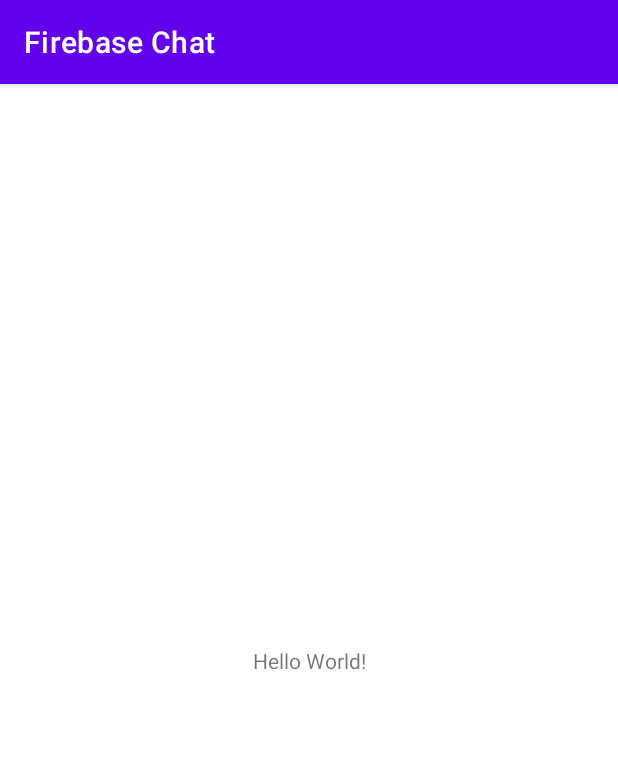
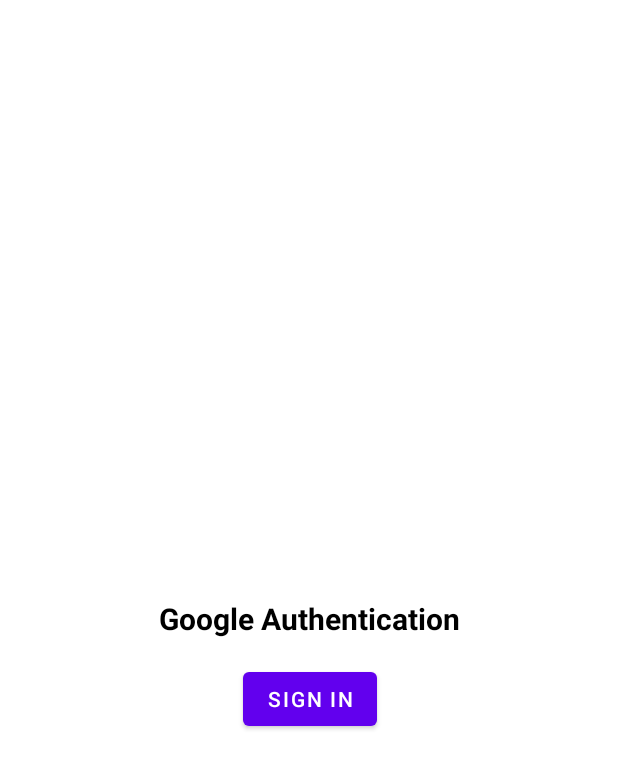
Before and after one commit to VitalyMih/kotlin-firebase-chat, an Android app: the screen it shows after launch (MainActivity before the commit, SignInActivity after it), on a phone screen of 412 x 824 dp. Shown: the top 769 px of the screen. Run offline under Robolectric (Android 15) with nearby library versions, the phone set to English and light mode, and no system bars; our stand-ins replace Firebase (no records; nobody signed in at launch, a user with empty details on screens opened directly).

Commit message:
Create SignInActivity for authentication

```diff
--- a/app/src/main/AndroidManifest.xml
+++ b/app/src/main/AndroidManifest.xml
@@ -12,7 +12,7 @@
         android:theme="@style/Theme.FirebaseChat"
         tools:targetApi="31">
         <activity
-            android:name=".MainActivity"
+            android:name=".SignInActivity"
             android:exported="true">
             <intent-filter>
                 <action android:name="android.intent.action.MAIN" />
@@ -20,6 +20,7 @@
                 <category android:name="android.intent.category.LAUNCHER" />
             </intent-filter>
         </activity>
+        <activity android:name=".MainActivity" />
     </application>
 
 </manifest>
--- a/app/src/main/java/com/example/firebasechat/MainActivity.kt
+++ b/app/src/main/java/com/example/firebasechat/MainActivity.kt
@@ -2,10 +2,13 @@ package com.example.firebasechat
 
 import androidx.appcompat.app.AppCompatActivity
 import android.os.Bundle
+import com.example.firebasechat.databinding.ActivityMainBinding
 
 class MainActivity : AppCompatActivity() {
+    lateinit var binding: ActivityMainBinding
     override fun onCreate(savedInstanceState: Bundle?) {
         super.onCreate(savedInstanceState)
-        setContentView(R.layout.activity_main)
+        binding = ActivityMainBinding.inflate(layoutInflater)
+        setContentView(binding.root)
     }
 }
--- /dev/null
+++ b/app/src/main/java/com/example/firebasechat/SignInActivity.kt
@@ -0,0 +1,66 @@
+package com.example.firebasechat
+
+import android.content.Intent
+import androidx.appcompat.app.AppCompatActivity
+import android.os.Bundle
+import android.util.Log
+import android.view.View
+import androidx.activity.result.ActivityResultLauncher
+import androidx.activity.result.contract.ActivityResultContracts
+import com.example.firebasechat.databinding.ActivitySignInBinding
+import com.google.android.gms.auth.api.signin.GoogleSignIn
+import com.google.android.gms.auth.api.signin.GoogleSignInClient
+import com.google.android.gms.auth.api.signin.GoogleSignInOptions
+import com.google.android.gms.common.api.ApiException
+import com.google.firebase.auth.FirebaseAuth
+import com.google.firebase.auth.GoogleAuthProvider
+import com.google.firebase.auth.ktx.auth
+import com.google.firebase.ktx.Firebase
+
+class SignInActivity : AppCompatActivity() {
+    lateinit var binding: ActivitySignInBinding
+    lateinit var auth: FirebaseAuth
+    lateinit var launcher: ActivityResultLauncher<Intent>
+    override fun onCreate(savedInstanceState: Bundle?) {
+        super.onCreate(savedInstanceState)
+        binding = ActivitySignInBinding.inflate(layoutInflater)
+        setContentView(binding.root)
+        auth = Firebase.auth
+        launcher = registerForActivityResult(ActivityResultContracts.StartActivityForResult()) { result ->
+            val task = GoogleSignIn.getSignedInAccountFromIntent(result.data)
+            try {
+                val account = task.getResult(ApiException::class.java)
+                if (account !== null) {
+                    firebaseAuthWithGoogle(account.idToken!!)
+                }
+            } catch (error: ApiException) {
+                Log.w("My tag", "Api Exception failed", error)
+            }
+        }
+    }
+
+    private fun getGoogleSigInClient(): GoogleSignInClient {
+        val gso = GoogleSignInOptions.Builder(GoogleSignInOptions.DEFAULT_SIGN_IN)
+            .requestIdToken(getString(R.string.default_web_client_id))
+            .requestEmail()
+            .build()
+
+        return GoogleSignIn.getClient(this, gso)
+    }
+
+    private fun firebaseAuthWithGoogle(idToken: String) {
+        val credential = GoogleAuthProvider.getCredential(idToken, null)
+        auth.signInWithCredential(credential).addOnCompleteListener(this) { task ->
+            if (task.isSuccessful) {
+                Log.d("My tag", "signInWithCredential:success")
+            } else {
+                Log.w("My tag", "signInWithCredential:failure", task.exception)
+            }
+        }
+    }
+
+    fun onGoogleAuthButtonClick(view: View) {
+        val signInIntent = getGoogleSigInClient()
+        launcher.launch(signInIntent.signInIntent)
+    }
+}
--- /dev/null
+++ b/app/src/main/res/layout/activity_sign_in.xml
@@ -0,0 +1,33 @@
+<?xml version="1.0" encoding="utf-8"?>
+<androidx.constraintlayout.widget.ConstraintLayout xmlns:android="http://schemas.android.com/apk/res/android"
+    xmlns:app="http://schemas.android.com/apk/res-auto"
+    xmlns:tools="http://schemas.android.com/tools"
+    android:layout_width="match_parent"
+    android:layout_height="match_parent"
+    tools:context=".SignInActivity">
+
+    <TextView
+        android:id="@+id/google_auth_text"
+        android:layout_width="wrap_content"
+        android:layout_height="wrap_content"
+        android:text="@string/google_auth"
+        android:textColor="@color/black"
+        android:textSize="20sp"
+        android:textStyle="bold"
+        app:layout_constraintBottom_toBottomOf="parent"
+        app:layout_constraintEnd_toEndOf="parent"
+        app:layout_constraintStart_toStartOf="parent"
+        app:layout_constraintTop_toTopOf="parent" />
+
+    <Button
+        android:id="@+id/google_auth_button"
+        android:layout_width="wrap_content"
+        android:layout_height="wrap_content"
+        android:layout_marginTop="16dp"
+        android:onClick="onGoogleAuthButtonClick"
+        android:text="@string/sign_in"
+        app:layout_constraintEnd_toEndOf="@+id/google_auth_text"
+        app:layout_constraintStart_toStartOf="@+id/google_auth_text"
+        app:layout_constraintTop_toBottomOf="@+id/google_auth_text" />
+
+</androidx.constraintlayout.widget.ConstraintLayout>
--- a/app/src/main/res/values-night/themes.xml
+++ /dev/null
@@ -1,16 +0,0 @@
-<resources xmlns:tools="http://schemas.android.com/tools">
-    <!-- Base application theme. -->
-    <style name="Theme.FirebaseChat" parent="Theme.MaterialComponents.DayNight.DarkActionBar">
-        <!-- Primary brand color. -->
-        <item name="colorPrimary">@color/purple_200</item>
-        <item name="colorPrimaryVariant">@color/purple_700</item>
-        <item name="colorOnPrimary">@color/black</item>
-        <!-- Secondary brand color. -->
-        <item name="colorSecondary">@color/teal_200</item>
-        <item name="colorSecondaryVariant">@color/teal_200</item>
-        <item name="colorOnSecondary">@color/black</item>
-        <!-- Status bar color. -->
-        <item name="android:statusBarColor">?attr/colorPrimaryVariant</item>
-        <!-- Customize your theme here. -->
-    </style>
-</resources>
--- a/app/src/main/res/values/strings.xml
+++ b/app/src/main/res/values/strings.xml
@@ -1,3 +1,5 @@
 <resources>
     <string name="app_name">Firebase Chat</string>
+    <string name="sign_in">Sign In</string>
+    <string name="google_auth">Google Authentication</string>
 </resources>
--- a/app/src/main/res/values/themes.xml
+++ b/app/src/main/res/values/themes.xml
@@ -9,6 +9,9 @@
         <item name="colorSecondary">@color/teal_200</item>
         <item name="colorSecondaryVariant">@color/teal_700</item>
         <item name="colorOnSecondary">@color/black</item>
+        <!--  Hide app header -->
+        <item name="windowActionBar">false</item>
+        <item name="windowNoTitle">true</item>
         <!-- Status bar color. -->
         <item name="android:statusBarColor">?attr/colorPrimaryVariant</item>
         <!-- Customize your theme here. -->
```
Also changed, not shown: 1 other file.
